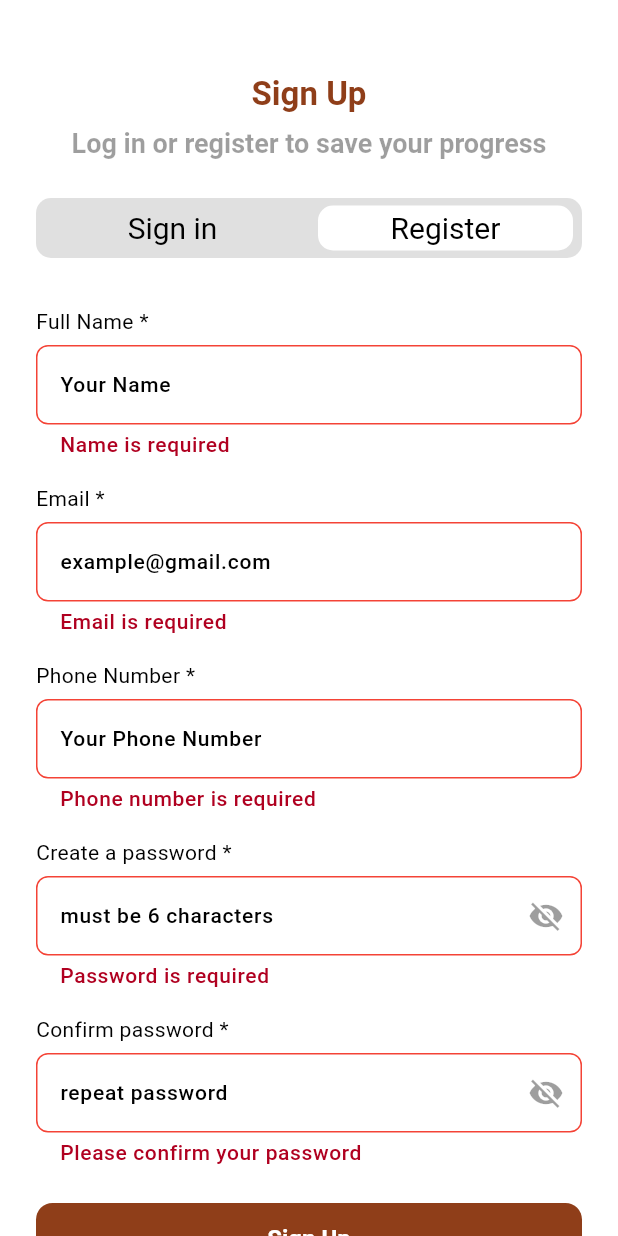
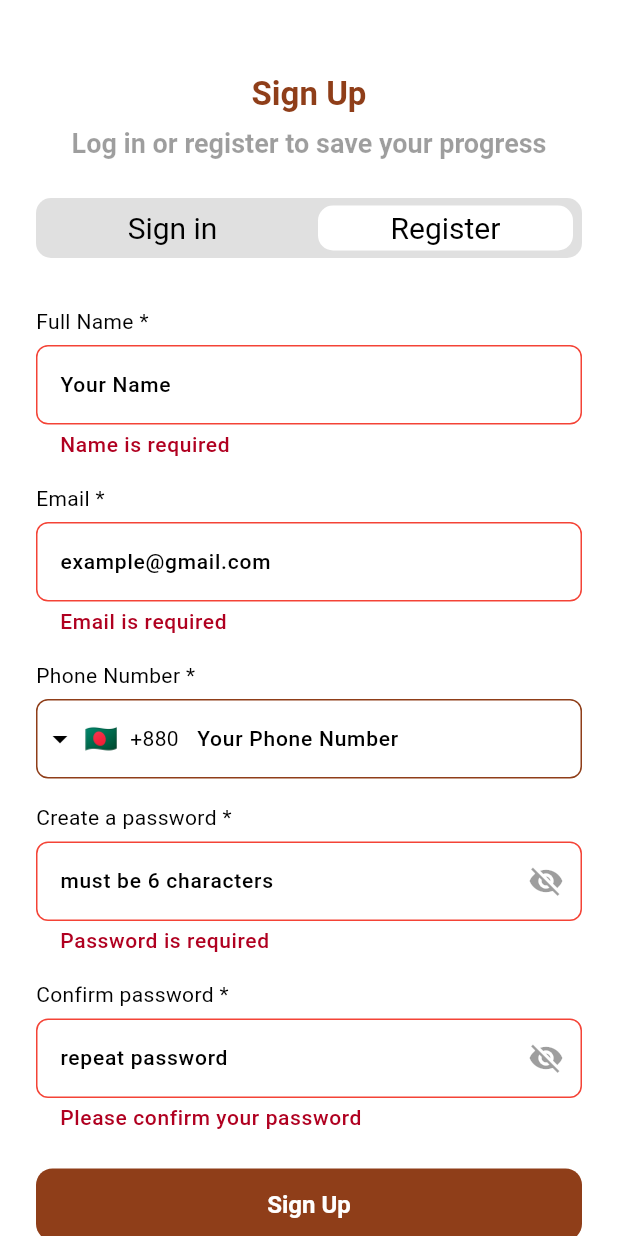
Before and after one commit to Mustafa-2097/maroofkhan8, a Flutter app: the SignInSignUpPage screen opened directly, after a tap on "Register", after a tap on "Sign Up", on a phone screen of 412 x 824 dp. Run offline on Flutter 3.47's test engine with Material 3 defaults, Android fonts, the phone set to English and light mode, and no system bars; drawn by our look-alikes of intl_phone_field; our stand-ins replace audioplayers, device_preview, flutter_easyloading, flutter_screenutil, get, google_fonts and 4 more; accounts and stored records are empty; Roboto replaces fonts that are missing (Amiri).

Commit message:
phone number validation done

```diff
--- a/lib/features/auth/signin_signup/controller/signin_signup_controller.dart
+++ b/lib/features/auth/signin_signup/controller/signin_signup_controller.dart
@@ -23,6 +23,8 @@ class SignInSignUpController extends GetxController {
   final nameController = TextEditingController();
   final confirmPasswordController = TextEditingController();
   final phoneController = TextEditingController();
+  final fullPhoneNumber = ''.obs;
+  final phoneError = RxnString();
 
   void togglePasswordVisibility() =>
       isPasswordVisible.value = !isPasswordVisible.value;
@@ -53,6 +55,8 @@ class SignInSignUpController extends GetxController {
     // 2. Clear password fields for security/UX when switching
     passwordController.clear();
     confirmPasswordController.clear();
+    fullPhoneNumber.value = '';
+    phoneError.value = null;
 
     // Optional: If you want to clear EVERYTHING (including email/name) when switching:
     // emailController.clear();
@@ -114,11 +118,14 @@ class SignInSignUpController extends GetxController {
 
   Future<void> _registerUser() async {
     EasyLoading.show(status: 'Registering...');
+    phoneError.value = null;
     try {
       final body = {
         "name": nameController.text.trim(),
         "email": emailController.text.trim(),
-        "phone": phoneController.text.trim(),
+        "phone": fullPhoneNumber.value.isNotEmpty
+            ? fullPhoneNumber.value
+            : phoneController.text.trim(),
         "password": passwordController.text,
       };
 
@@ -140,6 +147,10 @@ class SignInSignUpController extends GetxController {
       );
     } catch (e) {
       EasyLoading.dismiss();
+      final msg = e.toString();
+      if (msg.toLowerCase().contains('phone must be a valid phone number')) {
+        phoneError.value = 'Enter a valid phone number';
+      }
     }
   }
 
--- a/lib/features/auth/signin_signup/view/signin_signup_page.dart
+++ b/lib/features/auth/signin_signup/view/signin_signup_page.dart
@@ -1,4 +1,5 @@
 import 'package:flutter/material.dart';
+import 'package:intl_phone_field/intl_phone_field.dart';
 import 'package:flutter_screenutil/flutter_screenutil.dart';
 import 'package:get/get.dart';
 import '../../../../core/constant/app_colors.dart';
@@ -81,13 +82,7 @@ class SignInSignUpPage extends StatelessWidget {
 
                   if (!controller.isLogin.value) ...[
                     _Label(text: 'Phone Number *'),
-                    _TextField(
-                      controller: controller.phoneController,
-                      hint: 'Your Phone Number',
-                      validator: (value) => value == null || value.isEmpty
-                          ? "Phone number is required"
-                          : null,
-                    ),
+                    _PhoneField(),
                     const SizedBox(height: 16),
                   ],
 
@@ -363,3 +358,55 @@ class _TextField extends StatelessWidget {
     );
   }
 }
+
+class _PhoneField extends GetView<SignInSignUpController> {
+  const _PhoneField();
+
+  @override
+  Widget build(BuildContext context) {
+    final isDark = Theme.of(context).brightness == Brightness.dark;
+    return Obx(
+      () => IntlPhoneField(
+        controller: controller.phoneController,
+        initialCountryCode: 'BD', // Adjust as needed
+        autovalidateMode: AutovalidateMode.disabled,
+        disableLengthCheck: true,
+        onChanged: (phone) {
+          controller.fullPhoneNumber.value = phone.completeNumber;
+          controller.phoneError.value = null;
+        },
+        decoration: InputDecoration(
+          hintText: 'Your Phone Number',
+          counterText: '',
+          errorText: controller.phoneError.value,
+          border: OutlineInputBorder(borderRadius: BorderRadius.circular(8)),
+          enabledBorder: OutlineInputBorder(
+            borderRadius: BorderRadius.circular(8),
+            borderSide: BorderSide(
+              color: isDark
+                  ? AppColors.primaryColorDark
+                  : AppColors.primaryColorLight,
+            ),
+          ),
+          focusedBorder: OutlineInputBorder(
+            borderRadius: BorderRadius.circular(8),
+            borderSide: BorderSide(
+              color: isDark
+                  ? AppColors.primaryColorDark
+                  : AppColors.primaryColorLight,
+              width: 2,
+            ),
+          ),
+          errorBorder: OutlineInputBorder(
+            borderRadius: BorderRadius.circular(8),
+            borderSide: const BorderSide(color: Colors.red),
+          ),
+          focusedErrorBorder: OutlineInputBorder(
+            borderRadius: BorderRadius.circular(8),
+            borderSide: const BorderSide(color: Colors.red, width: 2),
+          ),
+        ),
+      ),
+    );
+  }
+}
--- a/pubspec.yaml
+++ b/pubspec.yaml
@@ -30,6 +30,7 @@ dependencies:
   mime: ^2.0.0
   url_launcher: ^6.2.5
   speech_to_text: ^7.3.0
+  intl_phone_field: ^3.2.0
 
 
 
```
Also changed, not shown: lib/core/network/api_service.dart (+70 -13 lines), pubspec.lock.
